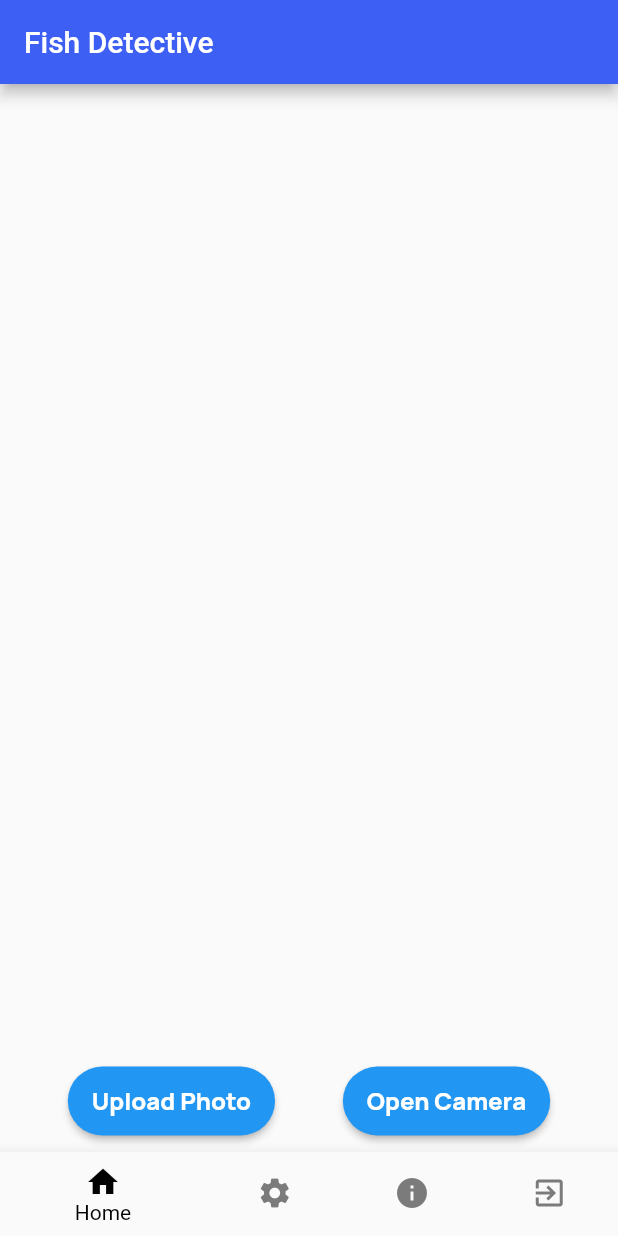
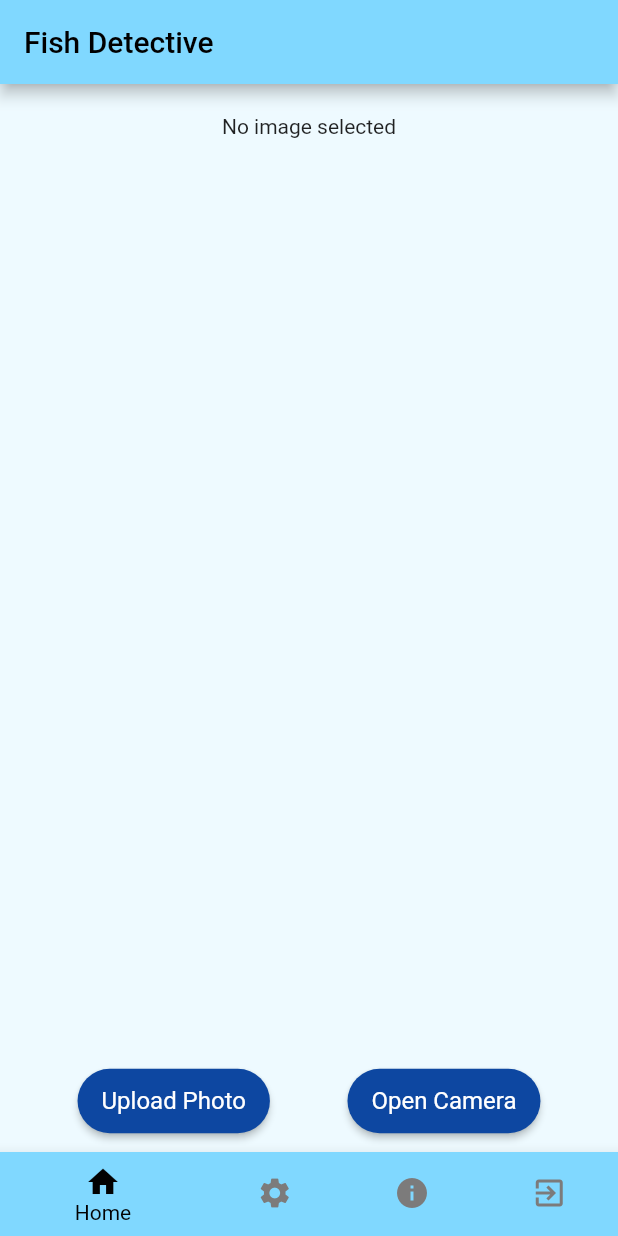
Before and after one commit to ThishanTharuka/Fish-Recognition-Mobile-App, a Flutter app: the RecognitionPage screen opened by its route, after a tap on "Upload Photo", on a phone screen of 412 x 824 dp. Run offline on Flutter 3.47's test engine with Material 2 defaults, Android fonts, the phone set to English and light mode, and no system bars; our stand-ins replace image_picker; missing offline and left inert: tflite; Roboto replaces fonts that are missing (product-sans).

Commit message:
Embedded the fish classification model into the app
Now app can identify 20 species

```diff
--- a/lib/recognition_page.dart
+++ b/lib/recognition_page.dart
@@ -2,14 +2,75 @@ import 'dart:io';
 
 import 'package:flutter/material.dart';
 import 'package:image_picker/image_picker.dart';
+import 'package:tflite/tflite.dart';
+
+void main() {
+  runApp(MaterialApp(
+    home: RecognitionPage(),
+    routes: <String, WidgetBuilder>{
+      '/settings': (BuildContext context) => Scaffold(
+            appBar: AppBar(
+              title: Text('Settings'),
+            ),
+            body: const Center(
+              child: Text('Settings Page'),
+            ),
+          ),
+      '/about': (BuildContext context) => Scaffold(
+            appBar: AppBar(
+              title: Text('About'),
+            ),
+            body: const Center(
+              child: Text('About Page'),
+            ),
+          ),
+    },
+  ));
+}
 
 class RecognitionPage extends StatefulWidget {
+  const RecognitionPage({Key? key}) : super(key: key);
+
   @override
   _RecognitionPageState createState() => _RecognitionPageState();
 }
 
 class _RecognitionPageState extends State<RecognitionPage> {
   int _selectedIndex = 0;
+  late File _image;
+  late List _results;
+  bool imageSelect = false;
+
+  @override
+  void initState() {
+    super.initState();
+    loadModel();
+  }
+
+  Future loadModel() async {
+    Tflite.close();
+    String res;
+    res = (await Tflite.loadModel(
+      model: "assets/model.tflite",
+      labels: "assets/labels.txt",
+    ))!;
+    print("Models loading status: $res");
+  }
+
+  Future imageClassification(File image) async {
+    final List? recognitions = await Tflite.runModelOnImage(
+      path: image.path,
+      numResults: 20,
+      threshold: 0.5,
+      imageMean: 127.5,
+      imageStd: 127.5,
+    );
+    setState(() {
+      _results = recognitions!;
+      _image = image;
+      imageSelect = true;
+    });
+  }
 
   void _onNavItemTapped(int index) {
     setState(() {
@@ -28,93 +89,136 @@ class _RecognitionPageState extends State<RecognitionPage> {
     }
   }
 
-  Future<void> _handleUploadPhoto() async {
-    final picker = ImagePicker();
-    final pickedImage = await picker.getImage(source: ImageSource.gallery);
-
-    if (pickedImage != null) {
-      // Handle the selected image
-    }
-  }
-
   Future<void> _handleOpenCamera() async {
     final picker = ImagePicker();
-    final pickedImage = await picker.getImage(source: ImageSource.camera);
-
-    if (pickedImage != null) {
-      // Handle the captured image
-    }
+    final pickedImage = await picker.pickImage(source: ImageSource.camera);
+    File image = File(pickedImage!.path);
+    imageClassification(image);
   }
 
   @override
   Widget build(BuildContext context) {
     return Scaffold(
+      backgroundColor: Color.fromARGB(255, 238, 250, 255),
       appBar: AppBar(
-        backgroundColor: Color.fromARGB(255, 62, 95, 243),
-        title: Text('Fish Detective'),
-        automaticallyImplyLeading: false, // Remove the back button
+        backgroundColor: Color.fromARGB(255, 128, 216, 255),
+        title: Text(
+          'Fish Detective',
+          textAlign: TextAlign.center,
+          style: TextStyle(
+            color: Colors.black,
+            fontFamily: 'product-sans',
+            fontWeight: FontWeight.w500,
           ),
-      body: Center(
+        ),
+        automaticallyImplyLeading: false,
+      ),
+      body: Column(
+        children: [
+          Container(
+            margin: EdgeInsets.all(20),
+            child: imageSelect
+                ? Image.file(_image)
+                : Opacity(
+                    opacity: 1,
+                    child: Center(
+                      child: Text("No image selected"),
+                    ),
+                  ),
+          ),
+          SingleChildScrollView(
             child: Column(
-          mainAxisAlignment: MainAxisAlignment.end,
+              children: imageSelect
+                  ? _results.map((result) {
+                      double confidence =
+                          result['confidence'] * 100; // Convert to percentage
+                      return Card(
+                        elevation: 0,
+                        color: Color.fromARGB(255, 238, 250, 255),
+                        child: Container(
+                          margin: EdgeInsets.all(10),
+                          child: Column(
+                            crossAxisAlignment: CrossAxisAlignment.start,
                             children: [
-            SizedBox(height: 16), // Add some space above the buttons
-            Container(
-              margin: EdgeInsets.fromLTRB(
-                  0, 0, 0, 10), // Add bottom margin of 16 pixels
+                              Text(
+                                "Scientific Name: ${result['label']}",
+                                style: TextStyle(
+                                  color: const Color.fromARGB(255, 0, 0, 0),
+                                  fontSize: 20,
+                                ),
+                              ),
+                              SizedBox(height: 10), // Add a 10-pixel space line
+                              Text(
+                                "Probability: ${confidence.toStringAsFixed(0)}%",
+                                style: TextStyle(
+                                  color: const Color.fromARGB(255, 0, 0, 0),
+                                  fontSize: 20,
+                                ),
+                              ),
+                            ],
+                          ),
+                        ),
+                      );
+                    }).toList()
+                  : [],
+            ),
+          ),
+          SizedBox(height: 16),
+          Expanded(
+            child: Align(
+              alignment: Alignment.bottomCenter,
+              child: Container(
+                margin: EdgeInsets.fromLTRB(0, 0, 0, 10),
                 child: Row(
                   mainAxisAlignment: MainAxisAlignment.spaceEvenly,
                   children: [
-                  Container(
-                    child: ElevatedButton(
-                      onPressed: _handleUploadPhoto,
+                    ElevatedButton(
+                      onPressed: pickImage,
                       style: TextButton.styleFrom(
-                        primary: Colors.white,
-                        backgroundColor: Colors.blue,
+                        foregroundColor: Colors.white,
+                        backgroundColor: Color.fromARGB(255, 13, 71, 161),
                         padding:
                             EdgeInsets.symmetric(horizontal: 16, vertical: 12),
                         shape: RoundedRectangleBorder(
                           borderRadius: BorderRadius.circular(25),
                         ),
                       ),
-                      child: Text(
+                      child: const Text(
                         'Upload Photo',
                         style: TextStyle(
                             fontSize: 16,
-                            fontFamily: 'Manrope',
+                            fontFamily: 'product-sans',
                             color: Colors.white,
-                            fontWeight: FontWeight.w900),
+                            fontWeight: FontWeight.w400),
                       ),
                     ),
-                  ),
-                  Container(
-                    child: ElevatedButton(
+                    ElevatedButton(
                       onPressed: _handleOpenCamera,
                       style: TextButton.styleFrom(
-                        primary: Colors.white,
-                        backgroundColor: Colors.blue,
+                        foregroundColor: Colors.white,
+                        backgroundColor: Color.fromARGB(255, 13, 71, 161),
                         padding:
                             EdgeInsets.symmetric(horizontal: 16, vertical: 12),
                         shape: RoundedRectangleBorder(
                           borderRadius: BorderRadius.circular(25),
                         ),
                       ),
-                      child: Text(
+                      child: const Text(
                         'Open Camera',
                         style: TextStyle(
                           fontSize: 16,
-                          fontFamily: 'Manrope',
+                          fontFamily: 'product-sans',
                           color: Colors.white,
-                          fontWeight: FontWeight.w900,
-                        ),
+                          fontWeight: FontWeight.w400,
                         ),
                       ),
                     ),
                   ],
                 ),
               ),
+            ),
+          ),
         ],
-        ),
       ),
       bottomNavigationBar: Container(
         decoration: BoxDecoration(
@@ -127,7 +231,7 @@ class _RecognitionPageState extends State<RecognitionPage> {
             BottomNavigationBarItem(
                 icon: Icon(Icons.home),
                 label: 'Home',
-            ),
+                backgroundColor: Color.fromARGB(255, 128, 216, 255)),
             BottomNavigationBarItem(
               icon: Icon(Icons.settings),
               label: 'Settings',
@@ -147,28 +251,13 @@ class _RecognitionPageState extends State<RecognitionPage> {
       ),
     );
   }
+
+  Future pickImage() async {
+    final ImagePicker _picker = ImagePicker();
+    final XFile? pickedFile = await _picker.pickImage(
+      source: ImageSource.gallery,
+    );
+    File image = File(pickedFile!.path);
+    imageClassification(image);
   }
-
-void main() {
-  runApp(MaterialApp(
-    home: RecognitionPage(),
-    routes: <String, WidgetBuilder>{
-      '/settings': (BuildContext context) => Scaffold(
-            appBar: AppBar(
-              title: Text('Settings'),
-            ),
-            body: Center(
-              child: Text('Settings Page'),
-            ),
-          ),
-      '/about': (BuildContext context) => Scaffold(
-            appBar: AppBar(
-              title: Text('About'),
-            ),
-            body: Center(
-              child: Text('About Page'),
-            ),
-          ),
-    },
-  ));
 }
--- a/pubspec.yaml
+++ b/pubspec.yaml
@@ -30,7 +30,7 @@ environment:
 dependencies:
   flutter:
     sdk: flutter
-
+  tflite: ^1.1.2
 
   # The following adds the Cupertino Icons font to your application.
   # Use with the CupertinoIcons class for iOS style icons.
@@ -55,6 +55,9 @@ dev_dependencies:
 flutter:
   assets:
     - assets/icon1.png
+    - assets/labels.txt
+    - assets/model.tflite
+
   fonts:
     - family: Manrope
       fonts:
```
Also changed, not shown: assets/labels.txt (added, +20 -0 lines), pubspec.lock, 4 other files. Lines whose indentation alone changed are shown as unchanged.
